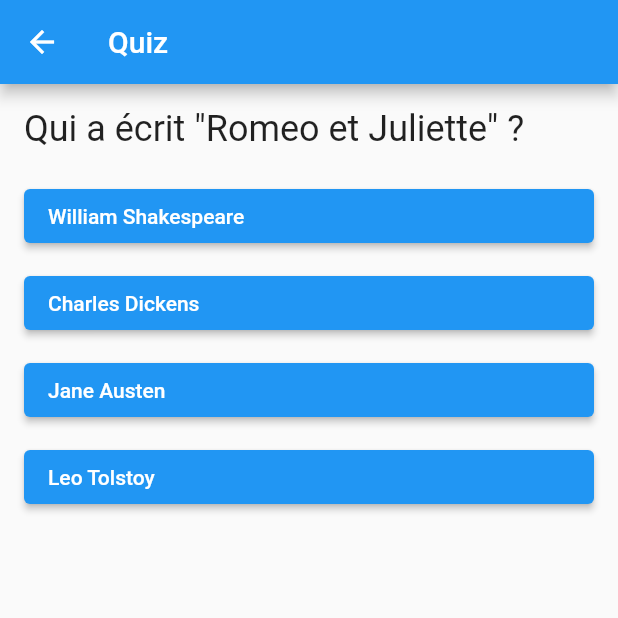
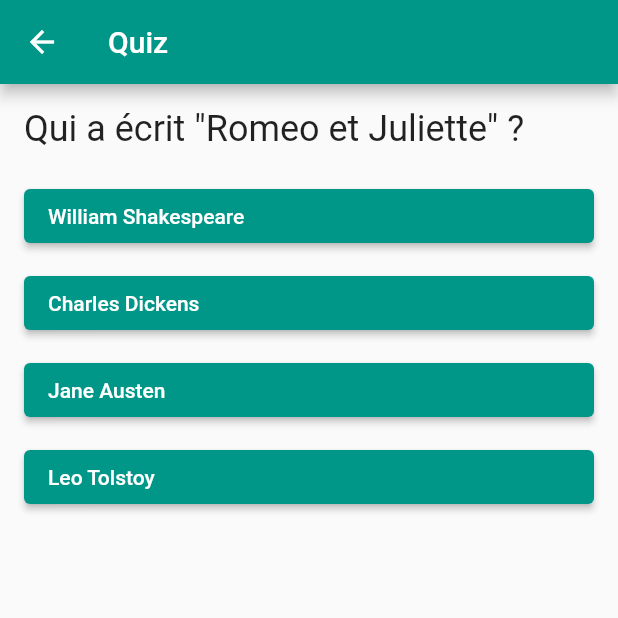
Before and after one commit to Dally07/nani-, a Flutter app: the screen it shows after launch, after a tap on "Start Quiz", on a phone screen of 412 x 824 dp, the top half of it. Run offline on Flutter 3.47's test engine with Material 2 defaults, Android fonts, the phone set to English and light mode, and no system bars.

Commit message:
modification de couleur et de boutton

```diff
--- a/lib/main.dart
+++ b/lib/main.dart
@@ -13,7 +13,7 @@ class QuizApp extends StatelessWidget {
     return MaterialApp(
       title: 'NANI?',
       theme: ThemeData(
-        primarySwatch: Colors.blue,
+        primarySwatch: Colors.teal,
       ),
       home: const HomePage(),
     );
--- a/lib/screens/quiz_page.dart
+++ b/lib/screens/quiz_page.dart
@@ -59,6 +59,7 @@ class QuizPageState extends State<QuizPage> {
       return Scaffold(
         appBar: AppBar(
           title: const Text('Quiz'),
+          backgroundColor: Colors.teal,
         ),
         body: Center(
           child: Column(
@@ -121,7 +122,7 @@ class QuizPageState extends State<QuizPage> {
                 margin: const EdgeInsets.only(bottom: 10), // Margin for spacing
                 child: ElevatedButton(
                   style: ElevatedButton.styleFrom(
-                    backgroundColor: _answered ? Colors.grey : Colors.blue, // Button background color
+                    backgroundColor: _answered ? Colors.grey : Colors.teal, // Button background color
                   ),
                   onPressed: _answered
                       ? null
--- a/lib/screens/result_page.dart
+++ b/lib/screens/result_page.dart
@@ -11,6 +11,7 @@ class ResultPage extends StatelessWidget {
     return Scaffold(
       appBar: AppBar(
         title: const Text('Results'),
+        backgroundColor: Colors.teal,
       ),
       body: Center(
         child: Column(
```
